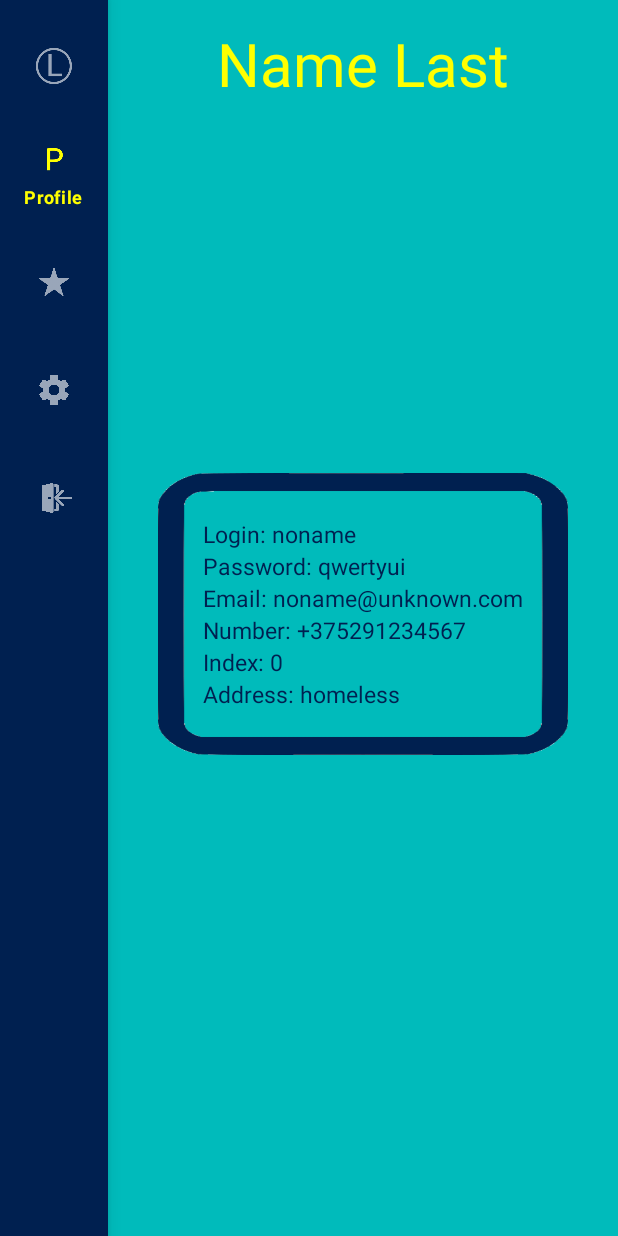
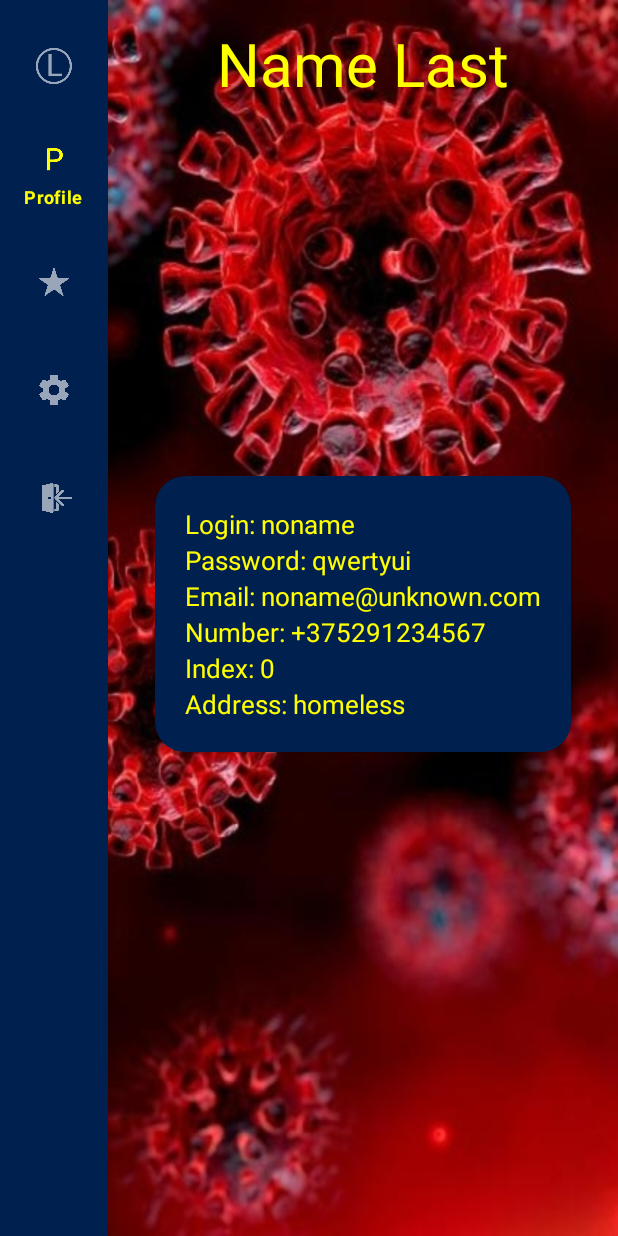
Before and after one commit to ilya-kas/Covid-tracker, an Android app: the screen it shows after launch (MainActivity), after a tap on "Profile", on a phone screen of 412 x 824 dp. Run offline under Robolectric (Android 15) with nearby library versions, the phone set to English and light mode, and no system bars; 1 other tap on this screen came first.

Commit message:
best practice adaptations

```diff
--- a/app/build.gradle
+++ b/app/build.gradle
@@ -9,7 +9,7 @@ android {
 
     defaultConfig {
         applicationId "com.itechart.myapplication"
-        minSdkVersion 23
+        minSdkVersion 26
         targetSdkVersion 30
         versionCode 1
         versionName "1.0"
--- a/app/src/main/java/com/itechart/covid_tracker/presenter/chart/ChartPresenter.kt
+++ b/app/src/main/java/com/itechart/covid_tracker/presenter/chart/ChartPresenter.kt
@@ -8,7 +8,7 @@ object ChartPresenter {
             field = value
             days = Model.loadItems(value)
         }
-    lateinit var days: ArrayList<Day>//todo rename
+    lateinit var days: ArrayList<Day>
     val listLength
         get() = days.size
 }
--- a/app/src/main/java/com/itechart/covid_tracker/presenter/main/Country.kt
+++ b/app/src/main/java/com/itechart/covid_tracker/presenter/main/Country.kt
@@ -2,5 +2,5 @@ package com.itechart.covid_tracker.presenter.main
 
 class Country {
     var favorite = false
-    var name = "tmp" //todo tmp
+    var name = ""
 }
--- a/app/src/main/java/com/itechart/covid_tracker/presenter/main/MainPresenter.kt
+++ b/app/src/main/java/com/itechart/covid_tracker/presenter/main/MainPresenter.kt
@@ -1,13 +1,11 @@
 package com.itechart.covid_tracker.presenter.main
 
-import androidx.fragment.app.FragmentManager
 import com.itechart.covid_tracker.model.Model
 
-object MainPresenter {
+class MainPresenter {
     val countries = Model.loadGroups()
     val listLength
         get() = countries.size
-    lateinit var fragmentManager: FragmentManager
 
     fun starred(nom: Int){
         countries[nom].favorite = !countries[nom].favorite
--- a/app/src/main/java/com/itechart/covid_tracker/presenter/profile/ProfilePresenter.kt
+++ b/app/src/main/java/com/itechart/covid_tracker/presenter/profile/ProfilePresenter.kt
@@ -2,7 +2,7 @@ package com.itechart.covid_tracker.presenter.profile
 
 import com.itechart.covid_tracker.model.Model
 
-object ProfilePresenter {
+class ProfilePresenter {
     var user = Model.loadUser()
 
     fun updateUserInfo(){
--- a/app/src/main/java/com/itechart/covid_tracker/view/MainActivity.kt
+++ b/app/src/main/java/com/itechart/covid_tracker/view/MainActivity.kt
@@ -12,7 +12,6 @@ class MainActivity : AppCompatActivity() {
     override fun onCreate(savedInstanceState: Bundle?) {
         super.onCreate(savedInstanceState)
         setContentView(R.layout.activity_main)
-        MainPresenter.fragmentManager = supportFragmentManager
 
         val menu = findViewById<NavigationRailView>(R.id.navigation_rail)
         menu.setOnItemSelectedListener{ item ->
--- a/app/src/main/java/com/itechart/covid_tracker/view/main_screen/MainFragment.kt
+++ b/app/src/main/java/com/itechart/covid_tracker/view/main_screen/MainFragment.kt
@@ -13,19 +13,22 @@ import androidx.recyclerview.widget.LinearLayoutManager
 import androidx.recyclerview.widget.RecyclerView
 import com.itechart.covid_tracker.R
 import com.itechart.covid_tracker.presenter.main.MainPresenter
+import com.itechart.covid_tracker.view.chart_screen.ChartFragment
 import kotlin.math.ceil
 
 class MainFragment: Fragment() {
     private lateinit var fragment:View
+    private lateinit var presenter: MainPresenter
 
     override fun onCreateView(inflater: LayoutInflater, container: ViewGroup?, savedInstanceState: Bundle?): View {
         fragment = inflater.inflate(R.layout.fragment_main, container, false)
+        presenter = MainPresenter()
 
         val recyclerView = fragment.findViewById<RecyclerView>(R.id.rv_countries)
         recyclerView.layoutManager = LinearLayoutManager(context)
-        recyclerView.adapter = RecyclerAdapter()
+        recyclerView.adapter = RecyclerAdapter(this, presenter)
 
-        val pagesCount = ceil(MainPresenter.listLength/ ITEM_ON_PAGE_COUNT.toDouble()).toInt()
+        val pagesCount = ceil(presenter.listLength/ ITEM_ON_PAGE_COUNT.toDouble()).toInt()
         val ll_paging = fragment.findViewById<LinearLayout>(R.id.ll_paging)
 
         val b_previous = ll_paging.findViewById<ImageButton>(R.id.ib_left) //button "move to previous page"
@@ -49,14 +52,22 @@ class MainFragment: Fragment() {
         val b_last = ll_paging.findViewById<TextView>(R.id.b_last) //button "move to last page"
         b_last.setOnClickListener {
             val adapter: RecyclerAdapter = (recyclerView.adapter as RecyclerAdapter)
-            adapter.setPage(MainPresenter.listLength / ITEM_ON_PAGE_COUNT)
+            adapter.setPage(presenter.listLength / ITEM_ON_PAGE_COUNT)
         }
         if (pagesCount==1) //makes last page button invisible if there is only 1 page
             b_last.visibility = INVISIBLE
         else
-            b_last.text = ((MainPresenter.listLength / ITEM_ON_PAGE_COUNT) + 1).toString()
+            b_last.text = ((presenter.listLength / ITEM_ON_PAGE_COUNT) + 1).toString()
 
         return fragment
+    }
+
+    fun lineItemPressed(realPosition:Int){
+        parentFragmentManager
+                .beginTransaction()
+                .replace(R.id.fragment_container, ChartFragment.newInstance(realPosition))
+                .addToBackStack("chart")
+                .commit()
     }
 
     companion object{
--- a/app/src/main/java/com/itechart/covid_tracker/view/main_screen/RecyclerAdapter.kt
+++ b/app/src/main/java/com/itechart/covid_tracker/view/main_screen/RecyclerAdapter.kt
@@ -12,7 +12,7 @@ import com.itechart.covid_tracker.view.chart_screen.ChartFragment
 
 const val ITEM_ON_PAGE_COUNT = 10
 
-class RecyclerAdapter : RecyclerView.Adapter<RecyclerAdapter.LineViewHolder>(){
+class RecyclerAdapter(private val fragment: MainFragment, val presenter: MainPresenter) : RecyclerView.Adapter<RecyclerAdapter.LineViewHolder>(){
     var offset = 0
     private set
 
@@ -35,36 +35,32 @@ class RecyclerAdapter : RecyclerView.Adapter<RecyclerAdapter.LineViewHolder>(){
     //filling line views
     override fun onBindViewHolder(holder: LineViewHolder, position: Int) {
         val realPosition = position + offset* ITEM_ON_PAGE_COUNT
-        val day = MainPresenter.countries[realPosition]
+        val day = presenter.countries[realPosition]
 
         holder.ib_favorite.setImageResource(if (day.favorite) R.drawable.star_filled else R.drawable.star_empty) //favorites
         holder.ib_favorite.setOnClickListener {
-            MainPresenter.starred(realPosition)
+            presenter.starred(realPosition)
             holder.ib_favorite.setImageResource(if (day.favorite) R.drawable.star_filled else R.drawable.star_empty)
         }
 
         val tv_label = holder.line.findViewById<TextView>(R.id.tv_label)
-        tv_label.text = MainPresenter.countries[realPosition].name
+        tv_label.text = presenter.countries[realPosition].name
 
         holder.line.setOnClickListener { //to open chart
-            MainPresenter.fragmentManager
-                .beginTransaction()
-                .replace(R.id.fragment_container, ChartFragment.newInstance(realPosition))
-                .addToBackStack("chart")
-                .commit()
+            fragment.lineItemPressed(realPosition)
         }
     }
 
-    override fun getItemCount() = (MainPresenter.listLength- offset* ITEM_ON_PAGE_COUNT).coerceAtMost(ITEM_ON_PAGE_COUNT)
+    override fun getItemCount() = (presenter.listLength- offset* ITEM_ON_PAGE_COUNT).coerceAtMost(ITEM_ON_PAGE_COUNT)
 
     /**
      * set viewing page.
      * measures: [0, MainPresenter.getListLength() / ITEM_ON_PAGE_COUNT]
      */
     fun setPage(nom: Int){
-        val newOffset = nom.coerceAtMost(MainPresenter.listLength / ITEM_ON_PAGE_COUNT).coerceAtLeast(0)
+        val newOffset = nom.coerceAtMost(presenter.listLength / ITEM_ON_PAGE_COUNT).coerceAtLeast(0)
         if (newOffset==offset) return
         offset = newOffset
         notifyDataSetChanged()
     }
-}//todo нажатия передавать в фрагмент
+}
--- a/app/src/main/java/com/itechart/covid_tracker/view/profile_screen/ProfileFragment.kt
+++ b/app/src/main/java/com/itechart/covid_tracker/view/profile_screen/ProfileFragment.kt
@@ -11,32 +11,34 @@ import com.itechart.covid_tracker.presenter.profile.ProfilePresenter
 
 class ProfileFragment: Fragment() {
     private lateinit var fragment:View
+    private lateinit var presenter: ProfilePresenter
 
     override fun onCreateView(inflater: LayoutInflater, container: ViewGroup?, savedInstanceState: Bundle?): View {
         fragment = inflater.inflate(R.layout.fragment_profile, container, false)
+        presenter = ProfilePresenter()
+        presenter.updateUserInfo()
 
         val topLabel = fragment.findViewById<TextView>(R.id.top_label)
-        topLabel.text = (ProfilePresenter.user.name + " " + ProfilePresenter.user.surname)
+        topLabel.text = (presenter.user.name + " " + presenter.user.surname)
 
         val tv_login = fragment.findViewById<TextView>(R.id.tv_login)
-        tv_login.text = ("Login: " + ProfilePresenter.user.login)
+        tv_login.text = ("Login: " + presenter.user.login)
         val tv_password = fragment.findViewById<TextView>(R.id.tv_password)
-        tv_password.text = ("Password: " + ProfilePresenter.user.password)
+        tv_password.text = ("Password: " + presenter.user.password)
         val tv_email = fragment.findViewById<TextView>(R.id.tv_email)
-        tv_email.text = ("Email: " + ProfilePresenter.user.email)
+        tv_email.text = ("Email: " + presenter.user.email)
         val tv_number = fragment.findViewById<TextView>(R.id.tv_number)
-        tv_number.text = ("Number: " + ProfilePresenter.user.number)
+        tv_number.text = ("Number: " + presenter.user.number)
         val tv_index = fragment.findViewById<TextView>(R.id.tv_index)
-        tv_index.text = ("Index: " + ProfilePresenter.user.index)
+        tv_index.text = ("Index: " + presenter.user.index)
         val tv_address = fragment.findViewById<TextView>(R.id.tv_address)
-        tv_address.text = ("Address: " + ProfilePresenter.user.address)
+        tv_address.text = ("Address: " + presenter.user.address)
 
         return fragment
     }
 
     companion object{
         fun newInstance(): Fragment {
-            ProfilePresenter.updateUserInfo()
             return ProfileFragment()
         }
     }
--- a/app/src/main/res/layout/fragment_main.xml
+++ b/app/src/main/res/layout/fragment_main.xml
@@ -17,7 +17,7 @@
             android:layout_height="wrap_content"
             android:layout_marginVertical="15dp"
             android:gravity="center"
-            style="@style/BodyStyle"
+            style="@style/ScreenLabelStyle"
             android:textSize="@dimen/top_label_size"
             android:text="@string/app_name"/>
     </FrameLayout>
--- a/app/src/main/res/layout/fragment_profile.xml
+++ b/app/src/main/res/layout/fragment_profile.xml
@@ -1,6 +1,7 @@
 <?xml version="1.0" encoding="utf-8"?>
 <LinearLayout xmlns:android="http://schemas.android.com/apk/res/android"
     xmlns:tools="http://schemas.android.com/tools"
+    xmlns:app="http://schemas.android.com/apk/res-auto"
     android:layout_width="match_parent"
     android:layout_height="match_parent"
     android:orientation="vertical"
@@ -14,7 +15,7 @@
         android:layout_height="wrap_content"
         android:layout_marginVertical="15dp"
         android:layout_gravity="center"
-        style="@style/BodyStyle"
+        style="@style/ScreenLabelStyle"
         android:textSize="@dimen/top_label_size"
         android:text="Profile"/>
 
@@ -25,13 +26,18 @@
         android:layout_weight="1"
         android:paddingBottom="90dp">
 
+        <com.google.android.material.card.MaterialCardView
+            android:layout_width="wrap_content"
+            android:layout_height="wrap_content"
+            android:layout_gravity="center"
+            app:cardBackgroundColor="@color/main"
+            app:cardCornerRadius="20dp">
+
             <LinearLayout
                 android:layout_width="wrap_content"
                 android:layout_height="wrap_content"
                 android:orientation="vertical"
-            android:padding="30dp"
-            android:layout_gravity="center"
-            android:foreground="@drawable/border">
+                android:padding="20dp">
 
                 <TextView
                     android:id="@+id/tv_login"
@@ -75,5 +81,6 @@
                     style="@style/ProfileTextStyle"
                     android:text="Address: address"/>
             </LinearLayout>
+        </com.google.android.material.card.MaterialCardView>
     </FrameLayout>
 </LinearLayout>
--- a/app/src/main/res/values/colors.xml
+++ b/app/src/main/res/values/colors.xml
@@ -2,7 +2,7 @@
 <resources>
     <color name="main">#002050</color>
     <color name="alt">#FFFF00</color>
-    <color name="addiction">#00BBBB</color>
+    <color name="addiction">#FF0000</color>
     <color name="black">#FF000000</color>
     <color name="white">#FFFFFFFF</color>
     <color name="almostWhite">#EAEAEA</color>
--- a/app/src/main/res/values/dimens.xml
+++ b/app/src/main/res/values/dimens.xml
@@ -1,7 +1,6 @@
 <?xml version="1.0" encoding="utf-8"?>
 <resources>
     <dimen name="item_height">50dp</dimen>
-    <dimen name="dot_size">40dp</dimen>
     <dimen name="grid_item_size">80dp</dimen>
     <dimen name="grid_item_margin">10dp</dimen>
     <dimen name="top_label_size">40sp</dimen>
--- a/app/src/main/res/values/styles.xml
+++ b/app/src/main/res/values/styles.xml
@@ -1,8 +1,11 @@
 <?xml version="1.0" encoding="utf-8"?>
 <resources>
     <style name="BodyStyle" parent="@style/Theme.MaterialComponents.NoActionBar">
+        <item name="android:background">@drawable/background</item>
+    </style>
+
+    <style name="ScreenLabelStyle" parent="@style/Theme.MaterialComponents.NoActionBar">
         <item name="android:textColor">@color/alt</item>
-        <item name="android:background">@color/addiction</item>
     </style>
 
     <style name="NavigationBarStyle" parent="@style/Widget.MaterialComponents.NavigationRailView">
@@ -23,7 +26,7 @@
     </style>
 
     <style name="ProfileTextStyle">
-        <item name="android:textColor">@color/main</item>
-        <item name="android:textSize">15sp</item>
+        <item name="android:textColor">@color/alt</item>
+        <item name="android:textSize">17sp</item>
     </style>
 </resources>
```
Also changed, not shown: app/src/main/java/com/itechart/covid_tracker/model/Model.kt (+22 -23 lines), app/src/main/java/com/itechart/covid_tracker/presenter/chart/Day.kt (+7 -3 lines), app/src/main/java/com/itechart/covid_tracker/view/chart_screen/ChartFragment.kt (+15 -5 lines), app/src/main/res/layout/fragment_chart.xml (+1 -29 lines), app/src/main/res/drawable/background.jpg (added), app/src/main/res/drawable/border.png (deleted). Lines whose indentation alone changed are shown as unchanged.
